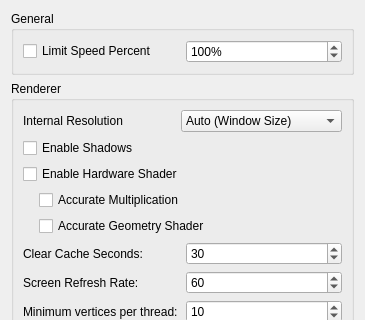
Before: the Qt Designer form src/citra/configuration/configure_graphics.ui in GreenAmaranthine/citra, drawn with Qt 5; both pictures show x 0 to 365 and y 0 to 320 of the 365 by 530 pixel window.
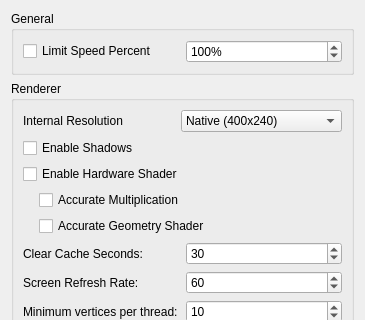
After: the same form once the commit is applied.

```diff
--- a/src/citra/configuration/configure_graphics.ui
+++ b/src/citra/configuration/configure_graphics.ui
@@ -67,11 +67,6 @@
         </item>
         <item>
          <widget class="QComboBox" name="resolution_factor_combobox">
-          <item>
-           <property name="text">
-            <string>Auto (Window Size)</string>
-           </property>
-          </item>
           <item>
            <property name="text">
             <string>Native (400x240)</string>
```
